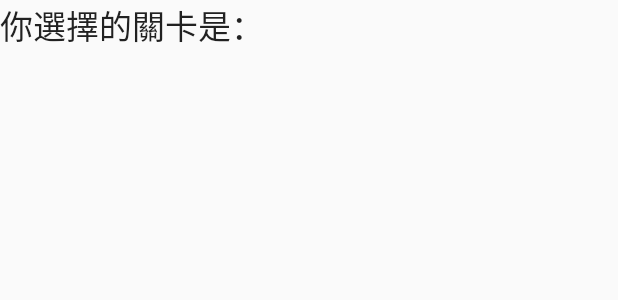
After one commit to ywchiao/sokoban, an Android app: the layout activity_game.xml on its own in the app's theme, with its tools: preview values and no code run, on a phone screen of 412 x 824 dp. The commit adds this screen. Shown: the top 300 px of the screen. Run offline under Robolectric (Android 15) with nearby library versions, the phone set to English and light mode, and no system bars.

Commit message:
加入 GameActivity

```diff
--- a/app/src/main/AndroidManifest.xml
+++ b/app/src/main/AndroidManifest.xml
@@ -17,7 +17,8 @@
             </intent-filter>
         </activity>
         <activity android:name=".GameIntroActivity" />
-        <activity android:name=".GameLevelActivity"></activity>
+        <activity android:name=".GameLevelActivity" />
+        <activity android:name=".GameActivity"></activity>
     </application>
 
 </manifest>
--- /dev/null
+++ b/app/src/main/res/layout/activity_game.xml
@@ -0,0 +1,15 @@
+<?xml version="1.0" encoding="utf-8"?>
+<LinearLayout xmlns:android="http://schemas.android.com/apk/res/android"
+    xmlns:tools="http://schemas.android.com/tools"
+    android:layout_width="match_parent"
+    android:layout_height="match_parent"
+    tools:context="io.tut.sokoban.GameActivity">
+
+    <TextView
+        android:id="@+id/tv_level"
+        android:layout_width="wrap_content"
+        android:layout_height="wrap_content"
+        android:layout_weight="1"
+        android:text="@string/what_you_select"
+        android:textAppearance="@style/TextAppearance.AppCompat.Large" />
+</LinearLayout>
--- a/app/src/main/res/layout/activity_game_level.xml
+++ b/app/src/main/res/layout/activity_game_level.xml
@@ -18,7 +18,7 @@
         android:textSize="24sp" />
 
     <GridView
-        android:id="@+id/gv_game_levels"
+        android:id="@+id/gv_levels"
         android:layout_width="match_parent"
         android:layout_height="match_parent"
         android:layout_below="@+id/tv_select_game_level"
--- a/app/src/main/res/values/strings.xml
+++ b/app/src/main/res/values/strings.xml
@@ -6,4 +6,5 @@
     <string name="str_game_exit">離開遊戲</string>
     <string name="str_game_intro_desc">推箱子遊戲，又稱「倉庫番（sokoban) 」，玩家需要將箱子推到指定位置來過關。</string>
     <string name="str_game_level">選擇遊戲關卡</string>
+    <string name="what_you_select">你選擇的關卡是：</string>
 </resources>
```
Also changed, not shown: app/src/main/java/io/tut/sokoban/GameActivity.java (added, +25 -0 lines), app/src/main/java/io/tut/sokoban/GameLevelActivity.java (+16 -1 lines).
